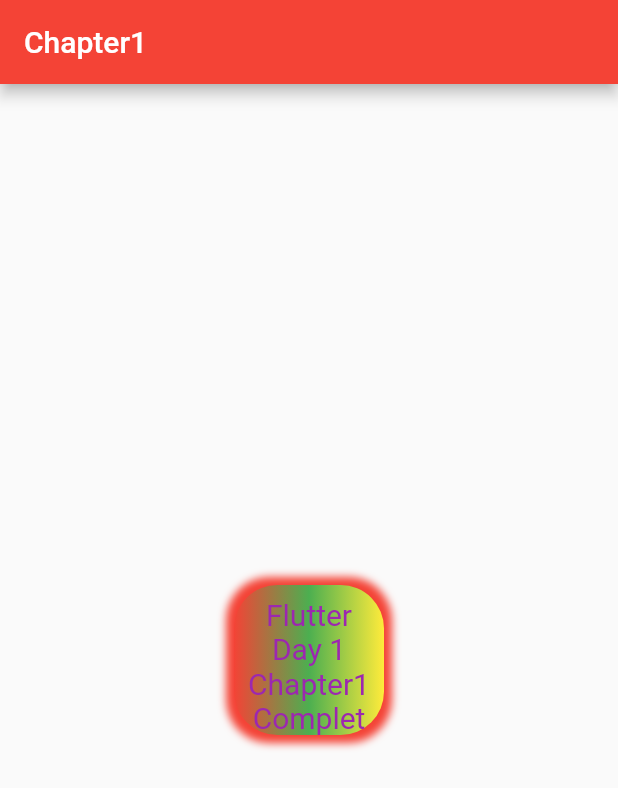
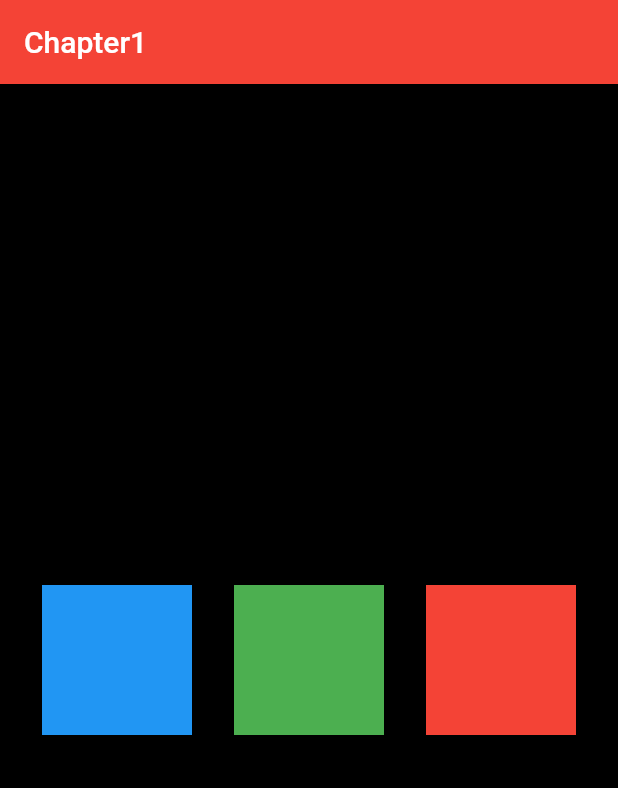
Before and after one commit to imksav/flutter_chapter1, a Flutter app: the screen it shows after launch, on a phone screen of 412 x 824 dp. Shown: the top 788 px of the screen. Run offline on Flutter 3.47's test engine with Material 2 defaults, Android fonts, the light colour scheme and no system bars.

Commit message:
Row And Column Explained

```diff
--- a/lib/main.dart
+++ b/lib/main.dart
@@ -18,41 +18,32 @@
         backgroundColor: Colors.red,
       ),
       body: Center(
-        child: Container(
-          padding: EdgeInsets.all(8.0),
-          alignment: Alignment.center,
-          // if we are using decoration, we can't use color outside the decoration; either in decoration or no any decotration
-          decoration: BoxDecoration(
-            color: Colors.blue,
-            boxShadow: [
-              BoxShadow(
-                color: Colors.red,
-                blurRadius: 4.0,
-                offset: Offset.zero,
-                spreadRadius: 5.0,
-              ),
-            ],
-            borderRadius: BorderRadius.circular(29.0),
-            gradient: LinearGradient(
-              colors: [
-                Colors.red,
-                Colors.green,
-                Colors.yellow,
-              ],
+          child: Container(
+        width: MediaQuery.of(context).size.width,
+        height: MediaQuery.of(context).size.height,
+        color: Colors.black,
+        child: Row(
+          mainAxisAlignment: MainAxisAlignment.spaceEvenly,
+          crossAxisAlignment: CrossAxisAlignment.center,
+          children: [
+            Container(
+              height: 100,
+              width: 100,
+              color: Colors.blue,
             ),
-          ),
-          width: 100,
-          height: 100,
-          child: Text(
-            "Flutter\nDay 1\nChapter1\nCompleted",
-            textAlign: TextAlign.center,
-            overflow: TextOverflow.visible,
-            maxLines:
-                4, // due to 4 remaining text which was inserted in the line 5 was not visible
-            style: TextStyle(color: Colors.purple, fontSize: 20.0),
-          ),
+            Container(
+              height: 100,
+              width: 100,
+              color: Colors.green,
+            ),
+            Container(
+              height: 100,
+              width: 100,
+              color: Colors.red,
+            ),
+          ],
         ),
-      ),
+      )),
     );
   }
 }
```
